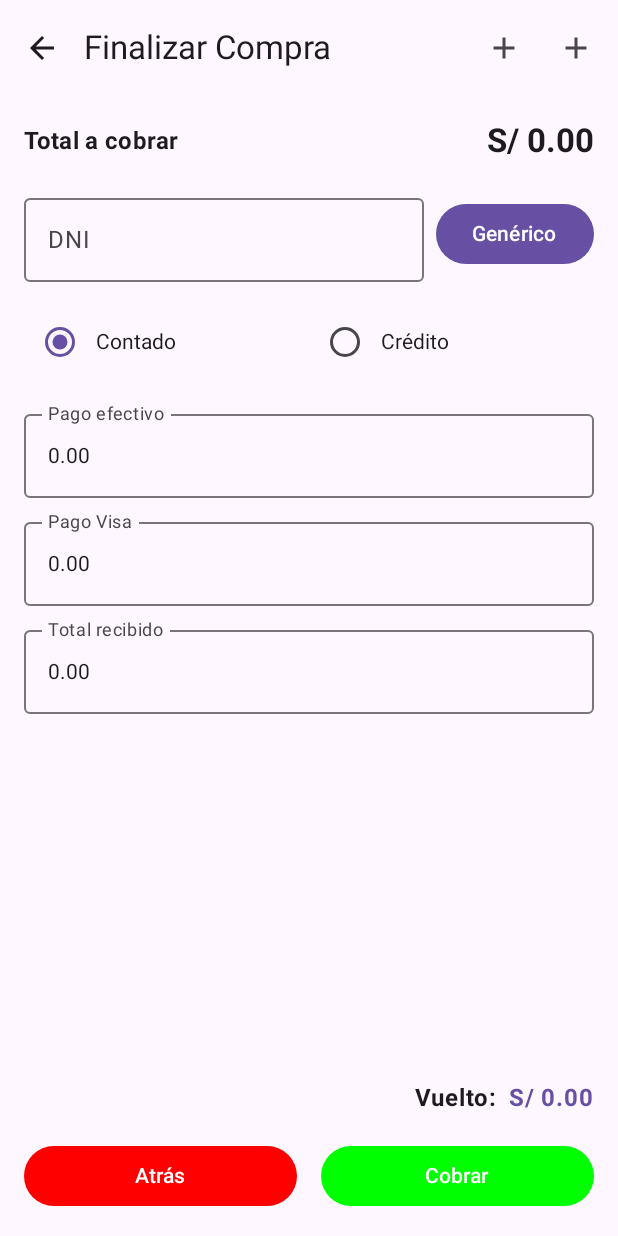
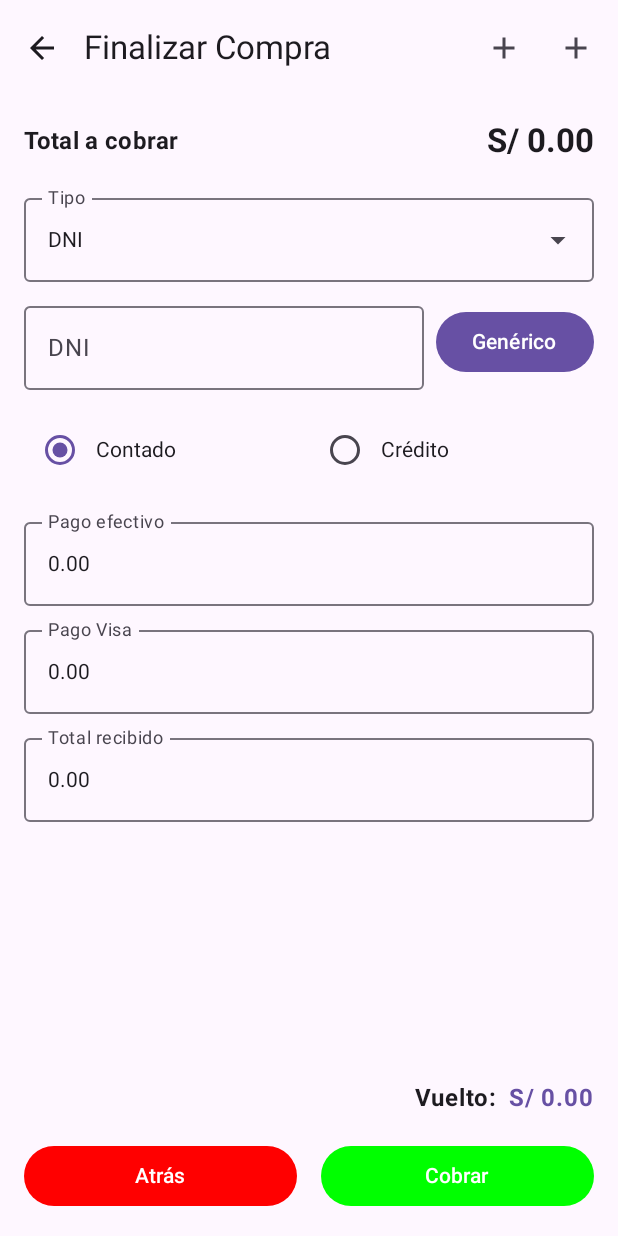
Before and after one commit to leutamo/laravel-pos-android, an Android app built with Jetpack Compose: the CheckoutScreen screen opened through its navigation route, on a phone screen of 412 x 824 dp. Run offline under Robolectric (Android 15) with nearby library versions, the phone set to English and light mode, and no system bars; our stand-ins replace Dagger/Hilt's generated code.

Commit message:
New design checkout

```diff
--- a/app/src/main/java/com/example/laravelpos/ui/theme/checkout/CheckoutScreen.kt
+++ b/app/src/main/java/com/example/laravelpos/ui/theme/checkout/CheckoutScreen.kt
@@ -12,13 +12,13 @@ import androidx.compose.foundation.layout.size
 import androidx.compose.foundation.layout.width
 import androidx.compose.foundation.text.KeyboardOptions
 import androidx.compose.material.icons.Icons
+import androidx.compose.material.icons.filled.Add
 import androidx.compose.material.icons.filled.ArrowBack
-import androidx.compose.material.icons.filled.Add
 import androidx.compose.material3.Button
 import androidx.compose.material3.ButtonDefaults
-import androidx.compose.material3.Card
-import androidx.compose.material3.CardDefaults
 import androidx.compose.material3.ExperimentalMaterial3Api
+import androidx.compose.material3.ExposedDropdownMenuBox
+import androidx.compose.material3.ExposedDropdownMenuDefaults
 import androidx.compose.material3.Icon
 import androidx.compose.material3.IconButton
 import androidx.compose.material3.MaterialTheme
@@ -38,17 +38,14 @@ import androidx.compose.ui.Modifier
 import androidx.compose.ui.graphics.Color
 import androidx.compose.ui.text.font.FontWeight
 import androidx.compose.ui.text.input.KeyboardType
-import androidx.compose.ui.tooling.preview.Preview
 import androidx.compose.ui.unit.dp
 import androidx.navigation.NavController
-import androidx.navigation.compose.rememberNavController
 import com.example.laravelpos.viewmodel.HomeViewModel
 
 @OptIn(ExperimentalMaterial3Api::class)
 @Composable
 fun CheckoutScreen(navController: NavController, homeViewModel: HomeViewModel) {
     val totalAmount by homeViewModel.totalAmount.collectAsState()
-    val igvAmount by homeViewModel.igvAmount.collectAsState()
     val selectedReceiptType by homeViewModel.selectedReceiptType.collectAsState()
 
     var dniText by remember { mutableStateOf("") }
@@ -56,6 +53,10 @@ fun CheckoutScreen(navController: NavController, homeViewModel: HomeViewModel) {
     var pagoVisa by remember { mutableStateOf("0.00") }
     var totalRecibido by remember { mutableStateOf("0.00") }
     var pagoContado by remember { mutableStateOf(true) }
+
+    val documentTypes = listOf("DNI", "RUC", "Carnet de extranjería", "Pasaporte")
+    var expanded by remember { mutableStateOf(false) }
+    var selectedDocumentType by remember { mutableStateOf(documentTypes[0]) }
 
     Scaffold(
         topBar = {
@@ -118,7 +119,48 @@ fun CheckoutScreen(navController: NavController, homeViewModel: HomeViewModel) {
                 )
             }
 
-            // DNI y botón Genérico
+            // Selector de tipo de documento y DNI
+            Column(
+                modifier = Modifier.fillMaxWidth()
+            ) {
+                // Dropdown para seleccionar el tipo de documento
+                ExposedDropdownMenuBox(
+                    expanded = expanded,
+                    onExpandedChange = { expanded = !expanded },
+                    modifier = Modifier.fillMaxWidth() // <-- El cambio principal: ahora ocupa todo el ancho
+                ) {
+                    OutlinedTextField(
+                        readOnly = true,
+                        value = selectedDocumentType,
+                        onValueChange = { },
+                        label = { Text("Tipo") },
+                        trailingIcon = {
+                            ExposedDropdownMenuDefaults.TrailingIcon(
+                                expanded = expanded
+                            )
+                        },
+                        modifier = Modifier
+                            .menuAnchor()
+                            .fillMaxWidth()
+                    )
+                    ExposedDropdownMenu(
+                        expanded = expanded,
+                        onDismissRequest = { expanded = false }
+                    ) {
+                        documentTypes.forEach { selectionOption ->
+                            androidx.compose.material3.DropdownMenuItem(
+                                text = { Text(selectionOption) },
+                                onClick = {
+                                    selectedDocumentType = selectionOption
+                                    expanded = false
+                                }
+                            )
+                        }
+                    }
+                }
+                Spacer(modifier = Modifier.height(8.dp)) // <-- Espacio entre el selector y el campo de texto
+
+                // Campo de texto para el número de documento
                 Row(
                     modifier = Modifier.fillMaxWidth(),
                     verticalAlignment = Alignment.CenterVertically
@@ -126,7 +168,7 @@ fun CheckoutScreen(navController: NavController, homeViewModel: HomeViewModel) {
                     OutlinedTextField(
                         value = dniText,
                         onValueChange = { dniText = it },
-                    label = { Text("DNI") },
+                        label = { Text(selectedDocumentType) },
                         modifier = Modifier.weight(1f)
                     )
                     Spacer(modifier = Modifier.width(8.dp))
@@ -134,8 +176,8 @@ fun CheckoutScreen(navController: NavController, homeViewModel: HomeViewModel) {
                         Text("Genérico")
                     }
                 }
+            }
             Spacer(modifier = Modifier.height(16.dp))
-
             // Radio buttons para Contado y Crédito
             Row(
                 modifier = Modifier.fillMaxWidth(),
```
Lines whose indentation alone changed are shown as unchanged.
